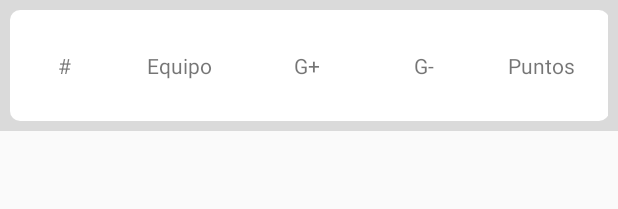
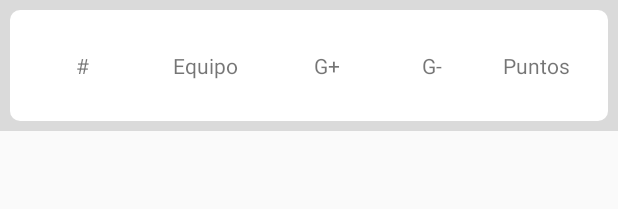
Before and after one commit to flimflo/AlpHa-Android, an Android app: the layout ranking_item.xml on its own in the app's theme, with its tools: preview values and no code run, on a phone screen of 412 x 824 dp. Shown: the top 209 px of the screen. Run offline under Robolectric (Android 15) with nearby library versions, the phone set to English and light mode, and no system bars; network calls fail.

Commit message:
Fix: Leaderboard Item Show Completely

```diff
--- a/app/src/main/res/layout/ranking_item.xml
+++ b/app/src/main/res/layout/ranking_item.xml
@@ -8,14 +8,14 @@
     android:padding="3pt">
 
     <LinearLayout
-        android:layout_width="399dp"
+        android:layout_width="match_parent"
         android:layout_height="74dp"
         android:background="@drawable/rules_background"
         android:gravity="center"
         android:orientation="vertical">
 
         <LinearLayout
-            android:layout_width="399dp"
+            android:layout_width="match_parent"
             android:layout_height="wrap_content"
             android:background="@drawable/rules_background"
             android:gravity="center"
@@ -23,8 +23,9 @@
 
             <TextView
                 android:id="@+id/tvPosition"
-                android:layout_width="59dp"
+                android:layout_width="127dp"
                 android:layout_height="wrap_content"
+                android:layout_weight="1"
                 android:gravity="center"
                 android:text="#" />
 
```
